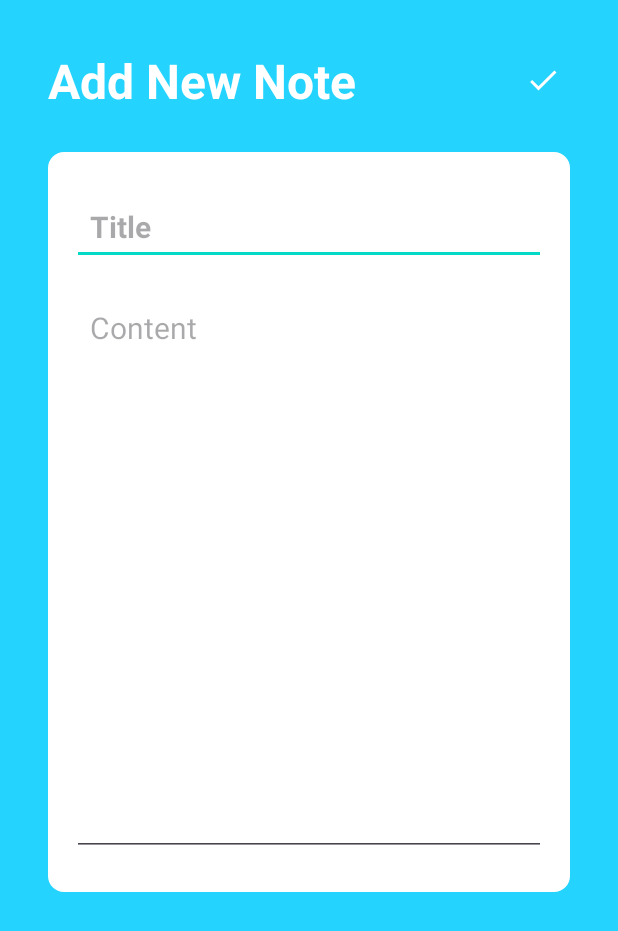
After one commit to DeeAyDan/mobil_alkfejl_projekt_notepro, an Android app: the NoteDetailsActivity screen opened directly, with no data from a screen before it, on a phone screen of 412 x 824 dp. The commit adds this screen. Shown: the top 931 px of the screen. Run offline under Robolectric (Android 15) with nearby library versions, the phone set to English and light mode, and no system bars.

Commit message:
Add notes activity created and started building the main activity

```diff
--- a/app/src/main/AndroidManifest.xml
+++ b/app/src/main/AndroidManifest.xml
@@ -12,6 +12,9 @@
         android:supportsRtl="true"
         android:theme="@style/Theme.NotesPro"
         tools:targetApi="31">
+        <activity
+            android:name=".NoteDetailsActivity"
+            android:exported="false" />
         <activity
             android:name=".LoginActivity"
             android:exported="false" />
--- a/app/src/main/java/com/example/notespro/MainActivity.java
+++ b/app/src/main/java/com/example/notespro/MainActivity.java
@@ -1,5 +1,6 @@
 package com.example.notespro;
 
+import android.content.Intent;
 import android.os.Bundle;
 
 import androidx.activity.EdgeToEdge;
@@ -8,7 +9,11 @@ import androidx.core.graphics.Insets;
 import androidx.core.view.ViewCompat;
 import androidx.core.view.WindowInsetsCompat;
 
+import com.google.android.material.floatingactionbutton.FloatingActionButton;
+
 public class MainActivity extends AppCompatActivity {
+
+    FloatingActionButton addNoteButton;
 
     @Override
     protected void onCreate(Bundle savedInstanceState) {
@@ -20,5 +25,10 @@ public class MainActivity extends AppCompatActivity {
             v.setPadding(systemBars.left, systemBars.top, systemBars.right, systemBars.bottom);
             return insets;
         });
+
+        addNoteButton = findViewById(R.id.add_note_button);
+
+        addNoteButton.setOnClickListener((v) -> startActivity(new Intent(MainActivity.this, NoteDetailsActivity.class)));
+
     }
 }
--- /dev/null
+++ b/app/src/main/java/com/example/notespro/NoteDetailsActivity.java
@@ -0,0 +1,47 @@
+package com.example.notespro;
+
+import android.os.Bundle;
+import android.widget.EditText;
+import android.widget.ImageButton;
+
+import androidx.activity.EdgeToEdge;
+import androidx.appcompat.app.AppCompatActivity;
+import androidx.core.graphics.Insets;
+import androidx.core.view.ViewCompat;
+import androidx.core.view.WindowInsetsCompat;
+
+public class NoteDetailsActivity extends AppCompatActivity {
+
+    EditText titleEditText, contentEditText;
+    ImageButton saveNoteButton;
+
+    @Override
+    protected void onCreate(Bundle savedInstanceState) {
+        super.onCreate(savedInstanceState);
+        EdgeToEdge.enable(this);
+        setContentView(R.layout.activity_note_details);
+        ViewCompat.setOnApplyWindowInsetsListener(findViewById(R.id.main), (v, insets) -> {
+            Insets systemBars = insets.getInsets(WindowInsetsCompat.Type.systemBars());
+            v.setPadding(systemBars.left, systemBars.top, systemBars.right, systemBars.bottom);
+            return insets;
+        });
+
+        titleEditText = findViewById(R.id.notes_title_text);
+        contentEditText = findViewById(R.id.notes_content_text);
+        saveNoteButton = findViewById(R.id.save_note_button);
+
+        saveNoteButton.setOnClickListener((v)-> saveNote());
+
+    }
+
+    void saveNote(){
+        String noteTitle = titleEditText.getText().toString();
+        String noteContent = contentEditText.getText().toString();
+        if(noteTitle==null || noteTitle.isEmpty()){
+            titleEditText.setError("Title is required");
+            return;
+        }
+
+    }
+
+}
--- a/app/src/main/res/layout/activity_main.xml
+++ b/app/src/main/res/layout/activity_main.xml
@@ -1,19 +1,21 @@
 <?xml version="1.0" encoding="utf-8"?>
-<androidx.constraintlayout.widget.ConstraintLayout xmlns:android="http://schemas.android.com/apk/res/android"
+<RelativeLayout xmlns:android="http://schemas.android.com/apk/res/android"
     xmlns:app="http://schemas.android.com/apk/res-auto"
     xmlns:tools="http://schemas.android.com/tools"
     android:id="@+id/main"
     android:layout_width="match_parent"
     android:layout_height="match_parent"
+    android:background="@color/my_primary"
     tools:context=".MainActivity">
 
-    <TextView
+    <com.google.android.material.floatingactionbutton.FloatingActionButton
         android:layout_width="wrap_content"
         android:layout_height="wrap_content"
-        android:text="Hello World!"
-        app:layout_constraintBottom_toBottomOf="parent"
-        app:layout_constraintEnd_toEndOf="parent"
-        app:layout_constraintStart_toStartOf="parent"
-        app:layout_constraintTop_toTopOf="parent" />
+        android:id="@+id/add_note_button"
+        android:backgroundTint="@color/white"
+        android:layout_alignParentEnd="true"
+        android:layout_alignParentBottom="true"
+        android:src="@drawable/baseline_add"
+        />
 
-</androidx.constraintlayout.widget.ConstraintLayout>
+</RelativeLayout>
--- /dev/null
+++ b/app/src/main/res/layout/activity_note_details.xml
@@ -0,0 +1,76 @@
+<?xml version="1.0" encoding="utf-8"?>
+<RelativeLayout xmlns:android="http://schemas.android.com/apk/res/android"
+    xmlns:app="http://schemas.android.com/apk/res-auto"
+    xmlns:tools="http://schemas.android.com/tools"
+    android:id="@+id/main"
+    android:layout_width="match_parent"
+    android:layout_height="match_parent"
+    android:background="@color/my_primary"
+    android:padding="16dp"
+    tools:context=".NoteDetailsActivity">
+
+    <RelativeLayout
+        android:layout_width="match_parent"
+        android:layout_height="wrap_content"
+        android:id="@+id/title_bar_layout"
+        android:layout_marginTop="32dp"
+        android:layout_marginHorizontal="32dp">
+
+        <TextView
+            android:layout_width="wrap_content"
+            android:layout_height="wrap_content"
+            android:id="@+id/page_title"
+            android:text="Add New Note"
+            android:textSize="32sp"
+            android:textColor="@color/white"
+            android:textStyle="bold"/>
+
+        <ImageButton
+            android:layout_width="36dp"
+            android:layout_height="36dp"
+            android:id="@+id/save_note_button"
+            android:src="@drawable/baseline_done"
+            android:layout_alignParentEnd="true"
+            android:layout_centerVertical="true"
+            app:tint="@color/white"
+            android:background="?attr/selectableItemBackgroundBorderless"/>
+
+    </RelativeLayout>
+
+    <LinearLayout
+        android:layout_width="match_parent"
+        android:layout_height="wrap_content"
+        android:layout_below="@+id/title_bar_layout"
+        android:orientation="vertical"
+        android:padding="16dp"
+        android:layout_marginVertical="26dp"
+        android:layout_marginHorizontal="32dp"
+        android:backgroundTint="@color/white"
+        android:background="@drawable/rounded_corner">
+
+        <EditText
+            android:layout_width="match_parent"
+            android:layout_height="wrap_content"
+            android:id="@+id/notes_title_text"
+            android:hint="Title"
+            android:textSize="20sp"
+            android:textStyle="bold"
+            android:layout_marginVertical="8dp"
+            android:padding="12dp"
+            android:textColor="@color/black"/>
+
+        <EditText
+            android:layout_width="match_parent"
+            android:layout_height="wrap_content"
+            android:id="@+id/notes_content_text"
+            android:hint="Content"
+            android:gravity="top"
+            android:minLines="15"
+            android:textSize="20sp"
+            android:layout_marginVertical="8dp"
+            android:padding="12dp"
+            android:textColor="@color/black"/>
+
+    </LinearLayout>
+
+</RelativeLayout>
```
